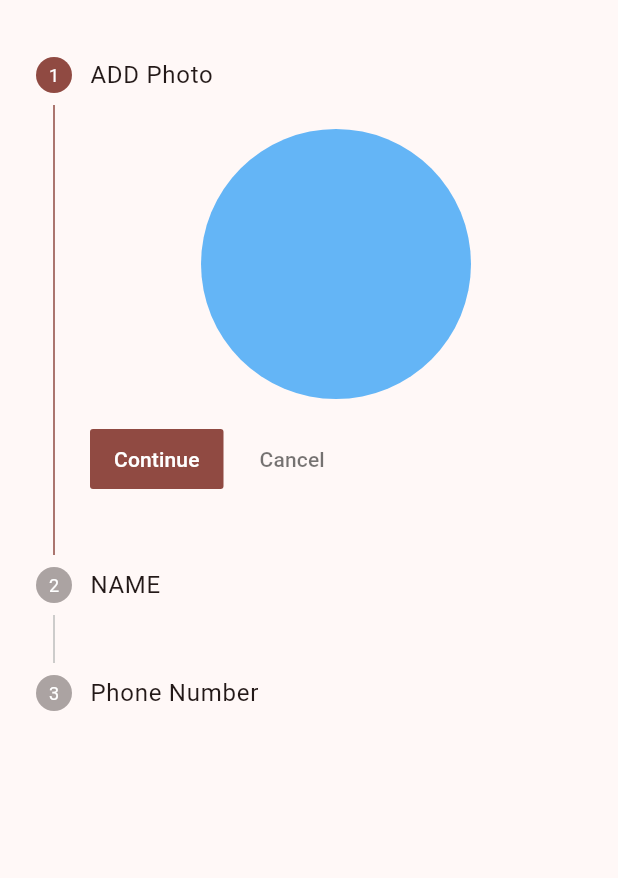
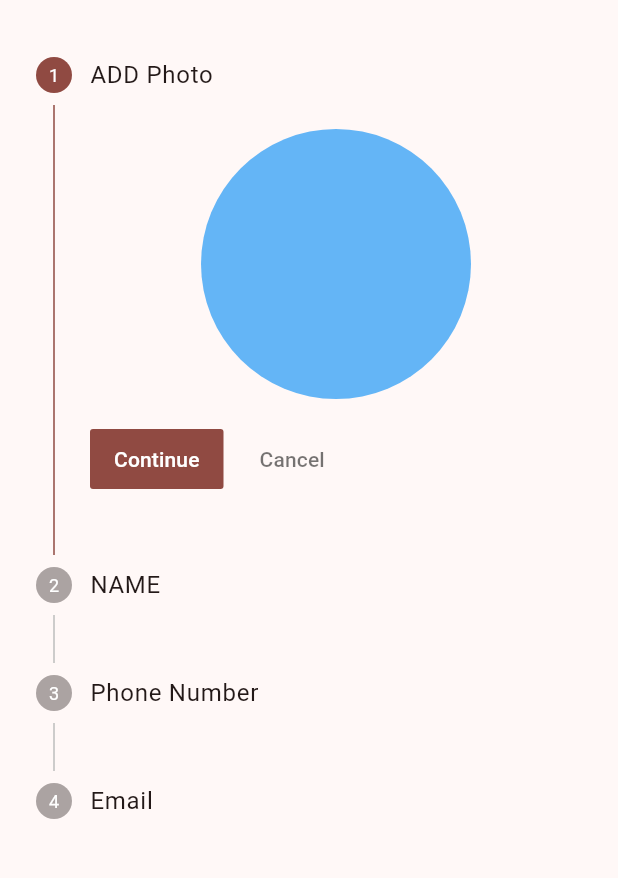
Before and after one commit to vrundpadariya/conatact_dairy, a Flutter app: the contact screen opened by its route, on a phone screen of 412 x 824 dp, the part 63-941 px from its top. Run offline on Flutter 3.47's test engine with Material 2 defaults, Android fonts, the phone set to English and light mode, and no system bars; our stand-ins replace introduction_screen, shared_preferences; accounts and stored records are empty.

Commit message:
second commit

```diff
--- a/lib/view/addcontact/provider/continueprovider/continue.dart
+++ b/lib/view/addcontact/provider/continueprovider/continue.dart
@@ -1,3 +1,6 @@
 import 'package:flutter/cupertino.dart';
 
-class continueprovider extends ChangeNotifier {}
+class continueprovider extends ChangeNotifier {
+
+
+}
--- a/lib/view/addcontact/view/Contact.dart
+++ b/lib/view/addcontact/view/Contact.dart
@@ -76,6 +76,21 @@ class contact extends StatelessWidget {
               ],
             ),
           ),
+          Step(
+            title: Text("Email"),
+            content: Column(
+              children: [
+                TextFormField(
+                  decoration: InputDecoration(
+                    hintText: "Enter Email",
+                    hintStyle: TextStyle(),
+                  ),
+                  maxLength: 10,
+                  keyboardType: TextInputType.emailAddress,
+                ),
+              ],
+            ),
+          ),
         ],
       ),
     );
--- a/pubspec.yaml
+++ b/pubspec.yaml
@@ -38,6 +38,8 @@ dependencies:
   # Use with the CupertinoIcons class for iOS style icons.
   cupertino_icons: ^1.0.2
   provider:
+  introduction_screen:
+  shared_preferences:
 
 
 dev_dependencies:
@@ -64,7 +66,7 @@ flutter:
 
   # To add assets to your application, add an assets section, like this:
   assets:
-     - lib/photo/
+     - lib/model/Asset/
   #   - images/a_dot_ham.jpeg
 
   # An image asset can refer to one or more resolution-specific "variants", see
```
Also changed, not shown: lib/main.dart (+11 -3 lines), lib/view/introduction screen/introduction.dart (added, +80 -0 lines), lib/model/Asset/Animation - 1700550644764.gif (renamed from lib/model/photo/Animation - 1700550644764.gif), lib/model/Asset/contact1.gif (added), lib/model/Asset/contact3.gif (added), pubspec.lock, 2 other files.
